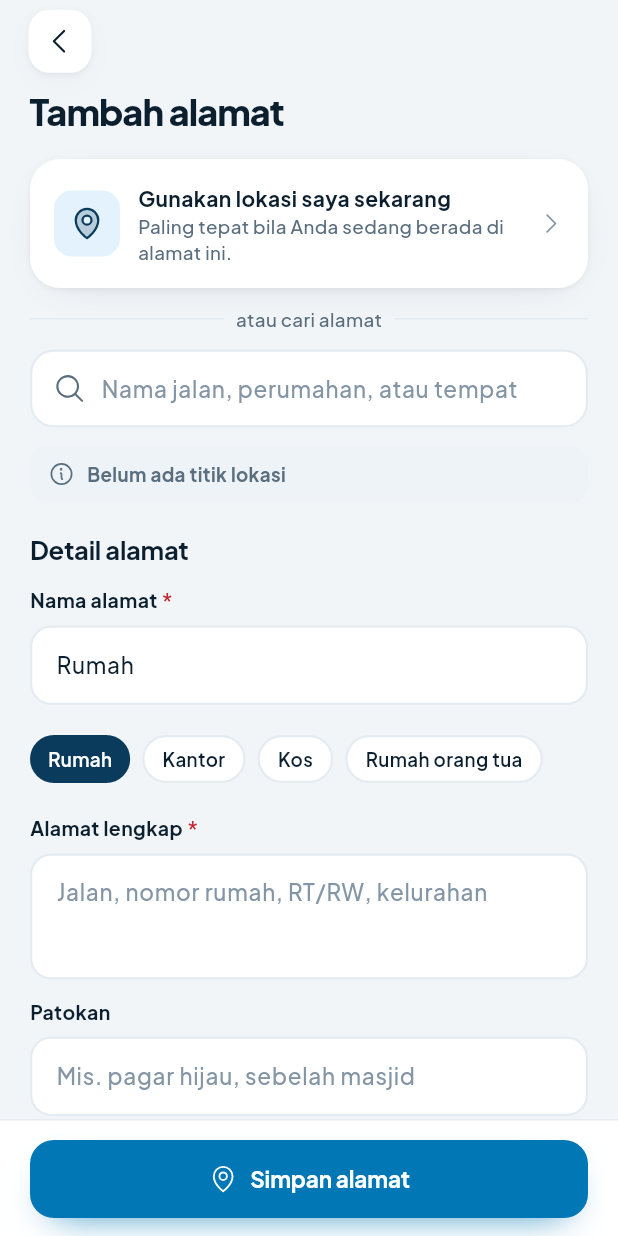
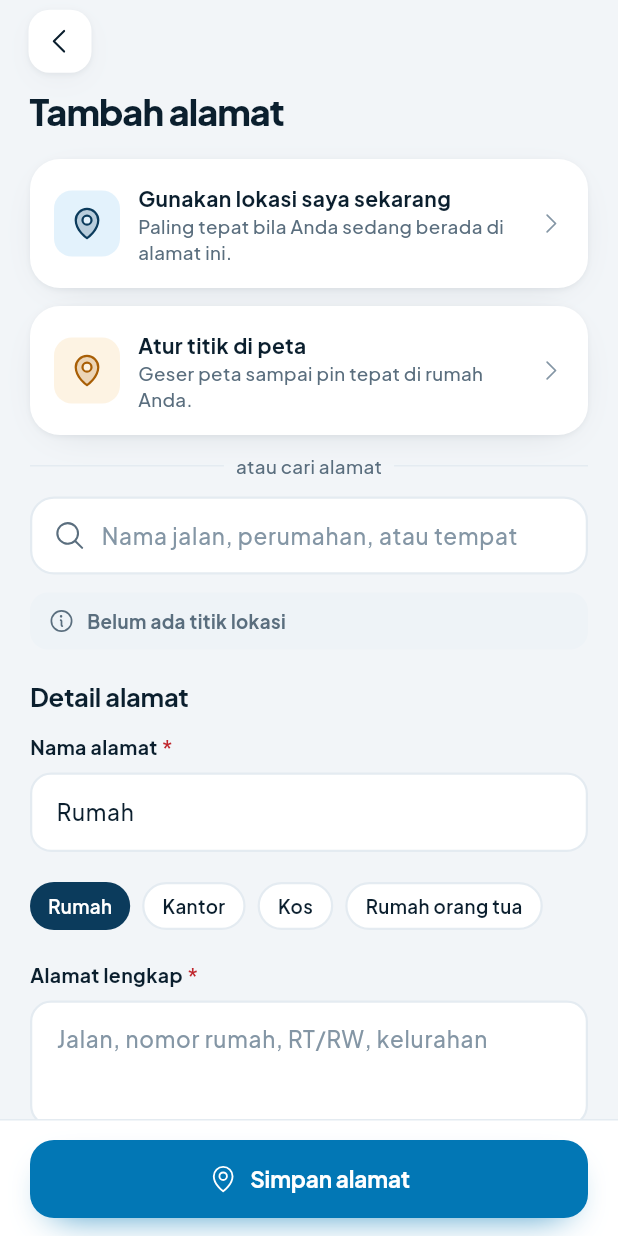
Before and after one commit to naanas/onelotusmobile, a Flutter app: the AlamatFormPage screen opened directly, on a phone screen of 412 x 824 dp. Run offline on Flutter 3.47's test engine with Material 3 defaults, Android fonts, the phone set to English and light mode, and no system bars; our stand-ins replace connectivity_plus, dio, firebase_core, firebase_messaging, flutter_local_notifications, flutter_map and 15 more; missing offline and left inert: talker_dio_logger; accounts and stored records are empty; project files that could hold a hidden picture were left out.

Commit message:
feat(map): add interactive map for selecting address points and enhance location handling

```diff
--- a/lib/pasien/profil/alamat_form_page.dart
+++ b/lib/pasien/profil/alamat_form_page.dart
@@ -3,15 +3,17 @@ import 'dart:async';
 import 'package:flutter/material.dart';
 import 'package:flutter_riverpod/flutter_riverpod.dart';
 import 'package:geolocator/geolocator.dart';
+import 'package:latlong2/latlong.dart';
 
 import '../../data/pasien/pasien_app_api.dart';
 import '../../features/kasir/billing_common.dart';
 import '../../features/owner/owner_widgets.dart';
 import '../../theme/app_theme.dart';
 import '../../ui/ui.dart';
+import 'peta_titik_page.dart';
 
 /// Sumber titik lokasi alamat.
-enum _PointSource { none, gps, search, saved }
+enum _PointSource { none, gps, search, map, saved }
 
 /// PS-19 Tambah / ubah alamat home visit:
 /// - "Gunakan lokasi saya" → GPS + alamat otomatis dari peta,
@@ -31,6 +33,9 @@ class _AlamatFormPageState extends ConsumerState<AlamatFormPage> {
   late final _label = TextEditingController(text: widget.initial?.label ?? 'Rumah');
   late final _address = TextEditingController(text: widget.initial?.address ?? '');
   late final _landmark = TextEditingController(text: widget.initial?.landmark ?? '');
+
+  /// Nomor rumah / blok / RT-RW — data peta jarang sampai nomor rumah, jadi diisi pasien; digabung ke depan alamat.
+  final _detail = TextEditingController();
   late bool _isDefault = widget.initial?.isDefault ?? false;
 
   double? _lat, _lng;
@@ -43,6 +48,45 @@ class _AlamatFormPageState extends ConsumerState<AlamatFormPage> {
   String? _searchError, _formError;
   Timer? _debounce;
   int _searchSeq = 0;
+
+  /// Teks alamat terakhir yang diisi otomatis (GPS/saran/peta). Bila pasien sudah mengubahnya sendiri,
+  /// memindah titik di peta tidak menimpa ketikannya.
+  String _autoText = '';
+
+  void _fillAddress(String text) {
+    _address.text = text;
+    _autoText = text;
+  }
+
+  /// Atur titik langsung di peta (pin di tengah, geser peta).
+  Future<void> _pickOnMap() async {
+    FocusScope.of(context).unfocus();
+    final start = _lat != null && _lng != null
+        ? LatLng(_lat!, _lng!)
+        : (_bias == null ? null : LatLng(_bias!.latitude, _bias!.longitude));
+    final p = await Navigator.of(context).push<GeoPlaceV>(
+      MaterialPageRoute(builder: (_) => PetaTitikPage(initial: start)),
+    );
+    if (p == null || !mounted) return;
+    final typed = _address.text.trim();
+    final replace = p.address.isNotEmpty && (typed.isEmpty || typed == _autoText.trim());
+    setState(() {
+      _lat = p.lat;
+      _lng = p.lng;
+      _accuracy = null;
+      _source = _PointSource.map;
+      _results = const [];
+      _formError = null;
+      if (replace) _fillAddress(p.address);
+    });
+    context.feedback.info(
+      replace
+          ? 'Titik & alamat diperbarui. Tambahkan nomor rumah / RT-RW.'
+          : typed.isEmpty
+          ? 'Titik tersimpan. Ketik alamat lengkapnya di bawah.'
+          : 'Titik lokasi diperbarui. Alamat yang Anda ketik tidak diubah.',
+    );
+  }
 
   /// Posisi terakhir perangkat (tanpa meminta izin) — saran alamat diutamakan yang dekat.
   Position? _bias;
@@ -76,6 +120,7 @@ class _AlamatFormPageState extends ConsumerState<AlamatFormPage> {
     _label.dispose();
     _address.dispose();
     _landmark.dispose();
+    _detail.dispose();
     super.dispose();
   }
 
@@ -120,7 +165,7 @@ class _AlamatFormPageState extends ConsumerState<AlamatFormPage> {
   void _pick(GeoPlaceV p) {
     FocusScope.of(context).unfocus();
     setState(() {
-      _address.text = p.address;
+      _fillAddress(p.address);
       _lat = p.lat;
       _lng = p.lng;
       _accuracy = null;
@@ -151,7 +196,7 @@ class _AlamatFormPageState extends ConsumerState<AlamatFormPage> {
         final p = await _api.geoReverse(pos.latitude, pos.longitude);
         if (!mounted) return;
         if (p != null && p.address.isNotEmpty) {
-          setState(() => _address.text = p.address);
+          setState(() => _fillAddress(p.address));
           context.feedback.info('Lokasi ditemukan. Periksa & lengkapi alamatnya.');
         } else {
           context.feedback.info('Titik lokasi tersimpan. Ketik alamat lengkapnya di bawah.');
@@ -214,7 +259,11 @@ class _AlamatFormPageState extends ConsumerState<AlamatFormPage> {
   // ── simpan ──
 
   Future<void> _save() async {
-    final label = _label.text.trim(), address = _address.text.trim();
+    final label = _label.text.trim();
+    final detail = _detail.text.trim();
+    final base = _address.text.trim();
+    // "No. 25, RT 02/RW 03" + "Jalan Ijen, Oro-Oro Dowo, …" → satu alamat lengkap.
+    final address = detail.isEmpty || base.toLowerCase().contains(detail.toLowerCase()) ? base : '$detail, $base';
     if (label.isEmpty || address.isEmpty) {
       setState(() => _formError = 'Isi nama dan alamat lengkap.');
       return;
@@ -257,6 +306,12 @@ class _AlamatFormPageState extends ConsumerState<AlamatFormPage> {
           busy: _locating,
           onTap: _locating ? null : _useMyLocation,
         ),
+        _ActionCard(
+          icon: OlIcons.pin,
+          title: 'Atur titik di peta',
+          subtitle: 'Geser peta sampai pin tepat di rumah Anda.',
+          onTap: _pickOnMap,
+        ),
         // 2) Cari
         Row(
           children: [
@@ -281,7 +336,13 @@ class _AlamatFormPageState extends ConsumerState<AlamatFormPage> {
         else if (_query.length >= 3)
           Text('Alamat tidak ditemukan. Coba kata lain atau ketik manual di bawah.', style: t.caption.copyWith(color: c.muted)),
         // 3) Titik lokasi terpilih
-        _PointStatus(source: _source, lat: _lat, lng: _lng, accuracy: _accuracy),
+        _PointStatus(
+          source: _source,
+          lat: _lat,
+          lng: _lng,
+          accuracy: _accuracy,
+          onAdjust: _lat == null ? null : _pickOnMap,
+        ),
         // 4) Detail
         const OlSectionHeader(title: 'Detail alamat'),
         OlTextField(label: 'Nama alamat', controller: _label, isRequired: true, hint: 'Rumah, Kantor, Kos…'),
@@ -298,6 +359,15 @@ class _AlamatFormPageState extends ConsumerState<AlamatFormPage> {
           maxLines: 3,
           isRequired: true,
           hint: 'Jalan, nomor rumah, RT/RW, kelurahan',
+        ),
+        OlTextField(
+          label: 'No. rumah, blok, RT/RW',
+          controller: _detail,
+          hint: 'Mis. No. 25, Blok C2, RT 02/RW 05',
+        ),
+        Text(
+          'Peta jarang mencatat nomor rumah — isi di sini agar terapis tidak salah rumah.',
+          style: t.caption.copyWith(color: c.muted),
         ),
         OlTextField(label: 'Patokan', controller: _landmark, hint: 'Mis. pagar hijau, sebelah masjid'),
         OwToggleRow(label: 'Jadikan alamat utama', value: _isDefault, onChanged: (v) => setState(() => _isDefault = v)),
@@ -405,9 +475,12 @@ class _Suggestions extends StatelessWidget {
 }
 
 class _PointStatus extends StatelessWidget {
-  const _PointStatus({required this.source, this.lat, this.lng, this.accuracy});
+  const _PointStatus({required this.source, this.lat, this.lng, this.accuracy, this.onAdjust});
   final _PointSource source;
   final double? lat, lng, accuracy;
+
+  /// "Ubah titik di peta" (hanya bila sudah ada titik).
+  final VoidCallback? onAdjust;
 
   @override
   Widget build(BuildContext context) {
@@ -417,6 +490,7 @@ class _PointStatus extends StatelessWidget {
     final text = switch (source) {
       _PointSource.gps => 'Titik lokasi dari GPS${accuracy != null ? ' (akurasi ±${accuracy!.round()} m)' : ''}',
       _PointSource.search => 'Titik lokasi dari alamat yang dipilih',
+      _PointSource.map => 'Titik lokasi dipilih di peta',
       _PointSource.saved => 'Titik lokasi tersimpan',
       _PointSource.none => 'Belum ada titik lokasi',
     };
@@ -443,8 +517,47 @@ class _PointStatus extends StatelessWidget {
               ],
             ),
           ),
+          if (onAdjust != null) OlButton.text(label: 'Ubah di peta', small: true, onPressed: onAdjust),
         ],
       ),
     );
   }
 }
+
+class _ActionCard extends StatelessWidget {
+  const _ActionCard({required this.icon, required this.title, required this.subtitle, required this.onTap});
+  final OlIconData icon;
+  final String title, subtitle;
+  final VoidCallback onTap;
+
+  @override
+  Widget build(BuildContext context) {
+    final c = context.ol;
+    final t = context.olText;
+    return OlCard(
+      onTap: onTap,
+      child: Row(
+        children: [
+          Container(
+            width: 44,
+            height: 44,
+            decoration: BoxDecoration(color: c.goldSoft, borderRadius: BorderRadius.circular(12)),
+            alignment: Alignment.center,
+            child: OlIcon(icon, color: c.gold, weight: OlIconWeight.duotone),
+          ),
+          const SizedBox(width: OlSpace.md),
+          Expanded(
+            child: Column(
+              crossAxisAlignment: CrossAxisAlignment.start,
+              children: [
+                Text(title, style: t.bodyStrong),
+                Text(subtitle, style: t.caption.copyWith(color: c.muted)),
+              ],
+            ),
+          ),
+          OlIcon(OlIcons.chevronRight, color: c.faint, size: 18),
+        ],
+      ),
+    );
+  }
+}
--- a/pubspec.yaml
+++ b/pubspec.yaml
@@ -58,6 +58,8 @@ dependencies:
   firebase_core: ^5.1.0
   firebase_messaging: ^17.0.1
   flutter_local_notifications: ^22.3.3
+  flutter_map: ^8.3.2
+  latlong2: ^0.10.1
 
 dev_dependencies:
   flutter_test:
```
Also changed, not shown: lib/data/pasien/pasien_app_api.dart (+10 -0 lines), lib/pasien/profil/peta_titik_page.dart (added, +367 -0 lines), pubspec.lock, 1 other file.
